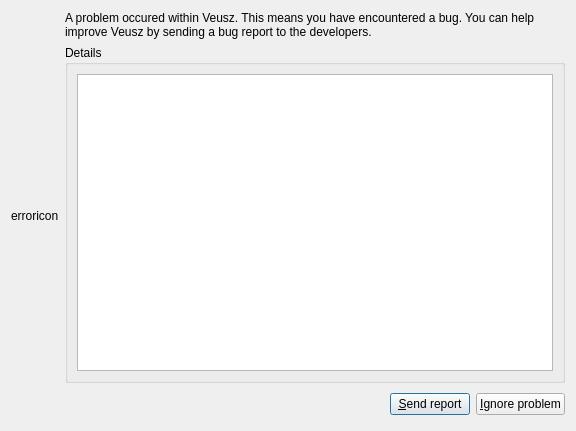
The window that dialogs/exceptionlist.ui (veusz/veusz) describes before a commit, drawn with Qt 5.
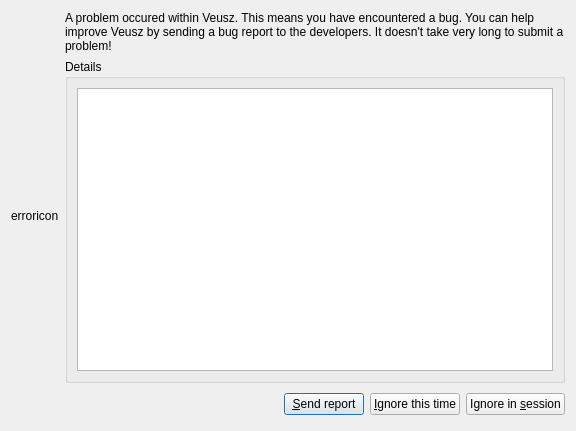
The same window after the commit.

Commit message: Allow user to ignore a particular exception until end of session

What changed in the file:
```diff
--- a/dialogs/exceptionlist.ui
+++ b/dialogs/exceptionlist.ui
@@ -23,9 +23,9 @@
    <item>
     <layout class="QVBoxLayout" >
      <item>
-      <widget class="QLabel" name="label_2" >
-       <property name="text" >
-        <string>A problem occured within Veusz. This means you have encountered a bug. You can help improve Veusz by sending a bug report to the developers.</string>
+      <widget class="QLabel" name="label_2">
+       <property name="text">
+        <string>A problem occured within Veusz. This means you have encountered a bug. You can help improve Veusz by sending a bug report to the developers. It doesn't take very long to submit a problem!</string>
        </property>
        <property name="wordWrap" >
         <bool>true</bool>
@@ -71,9 +71,16 @@
         </widget>
        </item>
        <item>
-        <widget class="QPushButton" name="cancelButton" >
-         <property name="text" >
-          <string>&amp;Ignore problem</string>
+        <widget class="QPushButton" name="cancelButton">
+         <property name="text">
+          <string>&amp;Ignore this time</string>
+         </property>
+        </widget>
+       </item>
+       <item>
+        <widget class="QPushButton" name="ignoreSessionButton">
+         <property name="text">
+          <string>Ignore in &amp;session</string>
          </property>
         </widget>
        </item>
```
Left out of the diff: 53 changed lines with no effect on the pictures. The commit also changes 1 other file.
